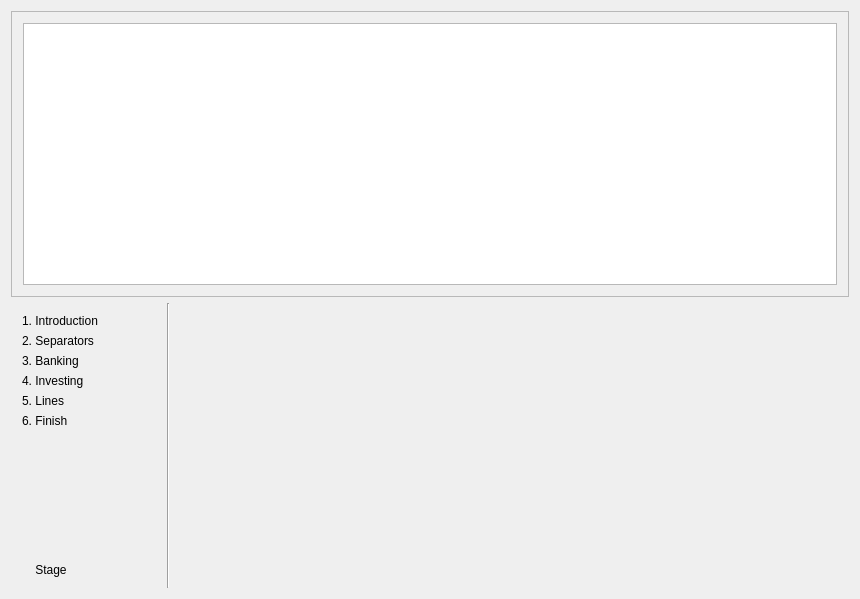
The window that kmymoney/plugins/csvimport/csvdialog.ui (KDE/kmymoney) describes before a commit, drawn with Qt 5.
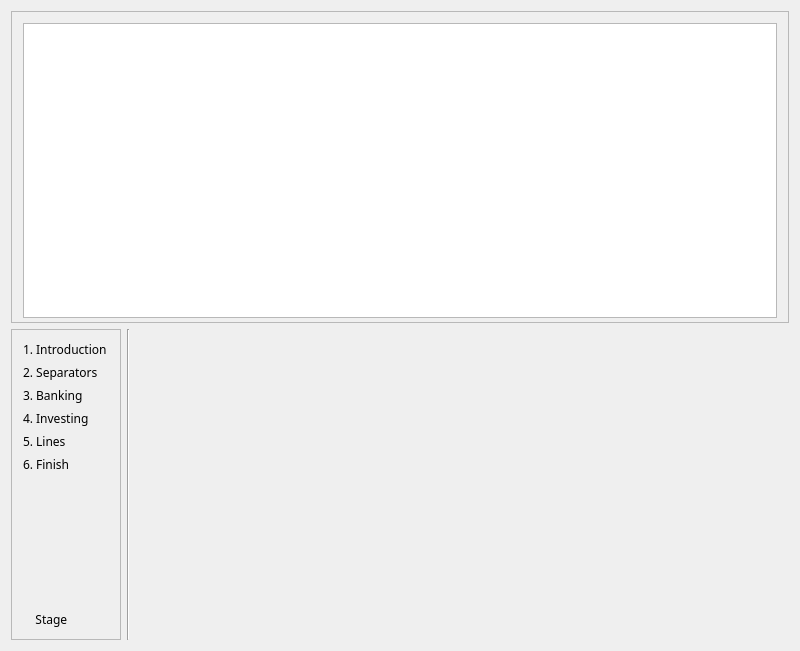
The same window after the commit.

Patch:
```diff
--- a/kmymoney/plugins/csvimport/csvdialog.ui
+++ b/kmymoney/plugins/csvimport/csvdialog.ui
@@ -6,21 +6,28 @@
    <rect>
     <x>0</x>
     <y>0</y>
-    <width>860</width>
-    <height>599</height>
+    <width>800</width>
+    <height>651</height>
    </rect>
   </property>
   <property name="minimumSize">
    <size>
-    <width>860</width>
+    <width>600</width>
     <height>500</height>
    </size>
   </property>
+  <property name="font">
+   <font>
+    <family>Sans Serif</family>
+   </font>
+  </property>
   <property name="windowTitle">
    <string>CSV Import Wizard</string>
   </property>
-  <layout class="QGridLayout" name="gridLayout" rowstretch="60,60">
+  <layout class="QGridLayout" name="gridLayout">
    <item row="0" column="0">
+    <layout class="QVBoxLayout" name="verticalLayout" stretch="270,270">
+     <item>
     <widget class="QFrame" name="frame_main">
      <property name="frameShape">
       <enum>QFrame::StyledPanel</enum>
@@ -28,9 +35,55 @@
      <property name="frameShadow">
       <enum>QFrame::Raised</enum>
      </property>
-     <layout class="QVBoxLayout" name="verticalLayout">
+       <layout class="QVBoxLayout" name="verticalLayout_7">
+        <property name="bottomMargin">
+         <number>4</number>
+        </property>
       <item>
        <widget class="QTableWidget" name="tableWidget">
+          <property name="palette">
+           <palette>
+            <active>
+             <colorrole role="Base">
+              <brush brushstyle="SolidPattern">
+               <color alpha="255">
+                <red>255</red>
+                <green>255</green>
+                <blue>255</blue>
+               </color>
+              </brush>
+             </colorrole>
+            </active>
+            <inactive>
+             <colorrole role="Base">
+              <brush brushstyle="SolidPattern">
+               <color alpha="255">
+                <red>255</red>
+                <green>255</green>
+                <blue>255</blue>
+               </color>
+              </brush>
+             </colorrole>
+            </inactive>
+            <disabled>
+             <colorrole role="Base">
+              <brush brushstyle="SolidPattern">
+               <color alpha="255">
+                <red>244</red>
+                <green>244</green>
+                <blue>244</blue>
+               </color>
+              </brush>
+             </colorrole>
+            </disabled>
+           </palette>
+          </property>
+          <property name="frameShape">
+           <enum>QFrame::StyledPanel</enum>
+          </property>
+          <property name="frameShadow">
+           <enum>QFrame::Sunken</enum>
+          </property>
         <property name="selectionMode">
          <enum>QAbstractItemView::MultiSelection</enum>
         </property>
@@ -42,32 +95,25 @@
      </layout>
     </widget>
    </item>
-   <item row="1" column="0">
-    <layout class="QHBoxLayout" name="horizontalLayout" stretch="20,3,90">
+     <item>
+      <layout class="QHBoxLayout" name="horizontalLayout" stretch="20,3,120">
      <item>
       <widget class="QFrame" name="frame_stage">
-       <property name="minimumSize">
-        <size>
-         <width>0</width>
-         <height>210</height>
-        </size>
-       </property>
        <property name="maximumSize">
         <size>
-         <width>150</width>
+           <width>120</width>
          <height>16777215</height>
         </size>
        </property>
        <property name="frameShape">
-        <enum>QFrame::NoFrame</enum>
+          <enum>QFrame::StyledPanel</enum>
        </property>
        <property name="frameShadow">
-        <enum>QFrame::Sunken</enum>
-       </property>
-       <property name="lineWidth">
-        <number>2</number>
-       </property>
-       <layout class="QVBoxLayout" name="verticalLayout_2">
+          <enum>QFrame::Raised</enum>
+         </property>
+         <layout class="QVBoxLayout" name="verticalLayout_3">
+          <item>
+           <layout class="QVBoxLayout" name="verticalLayout_stage">
         <item>
          <widget class="QLabel" name="label_intro">
           <property name="text">
@@ -134,6 +180,8 @@
          </widget>
         </item>
        </layout>
+          </item>
+         </layout>
       </widget>
      </item>
      <item>
@@ -155,6 +203,8 @@
         </size>
        </property>
       </spacer>
+       </item>
+      </layout>
      </item>
     </layout>
    </item>
```
Lines whose indentation alone changed are shown as unchanged.
